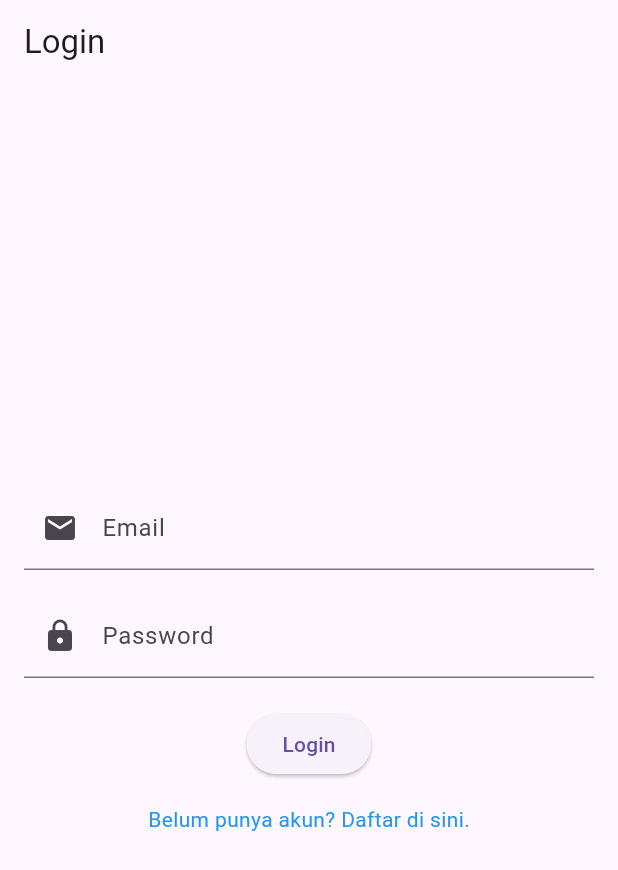
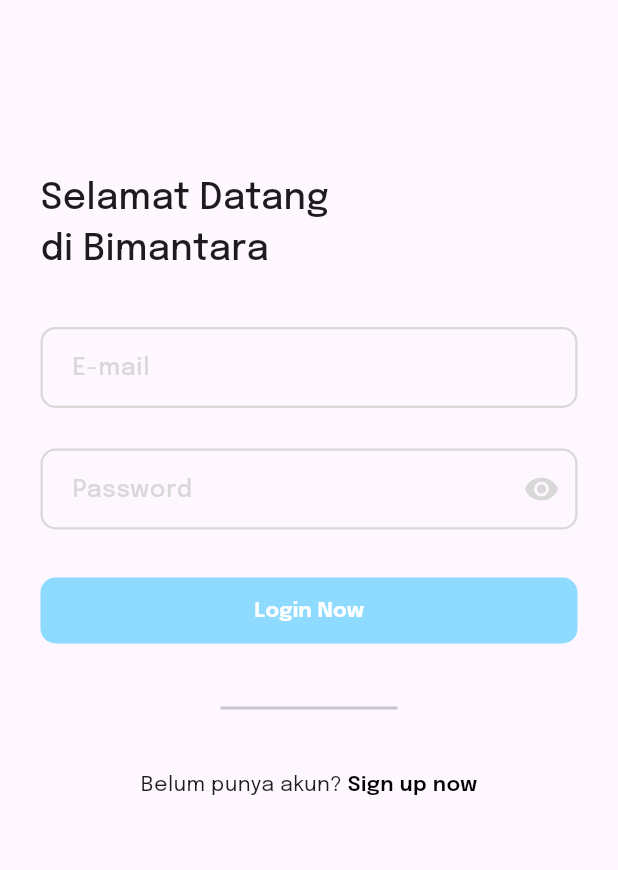
Before and after one commit to mamanggaronk/bimantara_mental_health_flutter_app, a Flutter app: the screen it shows after launch, on a phone screen of 412 x 824 dp. Shown: the top 870 px of the screen. Run offline on Flutter 3.47's test engine with Material 3 defaults, Android fonts, the phone set to English and light mode, and no system bars; our stand-ins replace gap, get.

Commit message:
feat: slicing ui for splash, login, and sign up page

```diff
--- /dev/null
+++ b/lib/common/colors.dart
@@ -0,0 +1,7 @@
+import 'dart:ui';
+
+// ? Format warna: 0xFF + kode warna heksadesimal, misal 0xFF8FDAFF
+const primaryColor = Color(0xFF8FDAFF);
+const white = Color(0xFFFFFFFF);
+const black = Color(0xFF000000);
+const grey = Color(0xFFD9D8D8);
--- /dev/null
+++ b/lib/common/text_styles.dart
@@ -0,0 +1,21 @@
+import 'package:flutter/material.dart';
+
+TextStyle regular = const TextStyle(
+  fontFamily: 'Epilogue',
+  fontWeight: FontWeight.w400,
+);
+
+TextStyle medium = const TextStyle(
+  fontFamily: 'Epilogue',
+  fontWeight: FontWeight.w500,
+);
+
+TextStyle semiBold = const TextStyle(
+  fontFamily: 'Epilogue',
+  fontWeight: FontWeight.w600,
+);
+
+TextStyle bold = const TextStyle(
+  fontFamily: 'Epilogue',
+  fontWeight: FontWeight.w700,
+);
--- a/lib/main.dart
+++ b/lib/main.dart
@@ -1,188 +1,42 @@
-// main.dart
 import 'package:flutter/material.dart';
+import 'package:flutter_application_1/ui/pages/splash_page.dart';
+import 'package:get/get.dart';
+
+import 'ui/pages/login_page.dart';
+import 'ui/pages/sign_up_page.dart';
 
 void main() {
-  runApp(MyApp());
+  runApp(
+    const MyApp(),
+  );
 }
 
 class MyApp extends StatelessWidget {
+  const MyApp({super.key});
+
   @override
   Widget build(BuildContext context) {
-    return MaterialApp(
+    return GetMaterialApp(
       title: 'Bimantara',
+      debugShowCheckedModeBanner: false,
       theme: ThemeData(
         primarySwatch: Colors.blue,
       ),
-      home: SplashScreen(),
+      initialRoute: '/',
+      getPages: [
+        GetPage(
+          name: '/',
+          page: () => const SplashPage(),
+        ),
+        GetPage(
+          name: '/login',
+          page: () => const LoginPage(),
+        ),
+        GetPage(
+          name: '/sign-up',
+          page: () => const SignUpPage(),
+        ),
+      ],
     );
   }
 }
-
-class SplashScreen extends StatefulWidget {
-  @override
-  _SplashScreenState createState() => _SplashScreenState();
-}
-
-class _SplashScreenState extends State<SplashScreen> {
-  @override
-  void initState() {
-    super.initState();
-    Future.delayed(Duration(seconds: 3), () {
-      Navigator.pushReplacement(
-        context,
-        MaterialPageRoute(builder: (context) => LoginPage()),
-      );
-    });
-  }
-
-  @override
-  Widget build(BuildContext context) {
-    return Scaffold(
-      body: Center(
-        child: Text('Bimantara Splash Screen'),
-      ),
-    );
-  }
-}
-
-class LoginPage extends StatelessWidget {
-  @override
-  Widget build(BuildContext context) {
-    return Scaffold(
-      appBar: AppBar(
-        title: Text('Login'),
-      ),
-      body: Padding(
-        padding: const EdgeInsets.all(16.0),
-        child: Column(
-          mainAxisAlignment: MainAxisAlignment.center,
-          children: [
-            TextField(
-              decoration: InputDecoration(
-                labelText: 'Email',
-                prefixIcon: Icon(Icons.email),
-              ),
-            ),
-            SizedBox(height: 16),
-            TextField(
-              obscureText: true,
-              decoration: InputDecoration(
-                labelText: 'Password',
-                prefixIcon: Icon(Icons.lock),
-              ),
-            ),
-            SizedBox(height: 20),
-            ElevatedButton(
-              onPressed: () {
-                // Handle login logic
-                // Contoh sederhana, hanya navigasi ke halaman Beranda setelah login
-                Navigator.pushReplacement(
-                  context,
-                  MaterialPageRoute(builder: (context) => HomePage()),
-                );
-              },
-              child: Text('Login'),
-            ),
-            SizedBox(height: 16),
-            GestureDetector(
-              onTap: () {
-                // Handle navigasi ke halaman registrasi
-                Navigator.push(
-                  context,
-                  MaterialPageRoute(builder: (context) => RegistrationPage()),
-                );
-              },
-              child: Text(
-                'Belum punya akun? Daftar di sini.',
-                style: TextStyle(color: Colors.blue),
-              ),
-            ),
-          ],
-        ),
-      ),
-    );
-  }
-}
-
-class RegistrationPage extends StatelessWidget {
-  @override
-  Widget build(BuildContext context) {
-    return Scaffold(
-      appBar: AppBar(
-        title: Text('Registrasi'),
-      ),
-      body: Padding(
-        padding: const EdgeInsets.all(16.0),
-        child: Column(
-          mainAxisAlignment: MainAxisAlignment.center,
-          children: [
-            TextField(
-              decoration: InputDecoration(
-                labelText: 'Email',
-                prefixIcon: Icon(Icons.email),
-              ),
-            ),
-            SizedBox(height: 16),
-            TextField(
-              obscureText: true,
-              decoration: InputDecoration(
-                labelText: 'Password',
-                prefixIcon: Icon(Icons.lock),
-              ),
-            ),
-            SizedBox(height: 20),
-            ElevatedButton(
-              onPressed: () {
-                // Handle registrasi logic
-                // Contoh sederhana, hanya navigasi ke halaman Beranda setelah registrasi
-                Navigator.pushReplacement(
-                  context,
-                  MaterialPageRoute(builder: (context) => HomePage()),
-                );
-              },
-              child: Text('Daftar'),
-            ),
-          ],
-        ),
-      ),
-    );
-  }
-}
-
-class HomePage extends StatelessWidget {
-  @override
-  Widget build(BuildContext context) {
-    return Scaffold(
-      appBar: AppBar(
-        title: Text('Bimantara Beranda'),
-      ),
-      body: ListView(
-        children: [
-          Card(
-            elevation: 2.0,
-            margin: EdgeInsets.all(8.0),
-            child: ListTile(
-              title: Text('BIMANTARA'),
-              subtitle: Text('Deskripsi konten BIMANTARA'),
-              onTap: () {
-                // Navigasi ke halaman detail atau tindakan lainnya
-              },
-            ),
-          ),
-          Card(
-            elevation: 2.0,
-            margin: EdgeInsets.all(8.0),
-            child: ListTile(
-              title: Text('BIMANTARA'),
-              subtitle: Text('Deskripsi konten Bimantara'),
-              onTap: () {
-                // Navigasi ke halaman detail atau tindakan lainnya
-              },
-            ),
-          ),
-          // Tambahkan lebih banyak Card untuk konten lainnya
-        ],
-      ),
-    );
-  }
-}
--- /dev/null
+++ b/lib/ui/pages/login_page.dart
@@ -0,0 +1,143 @@
+import 'package:flutter/material.dart';
+import 'package:flutter_application_1/common/colors.dart';
+import 'package:flutter_application_1/common/text_styles.dart';
+import 'package:gap/gap.dart';
+import 'package:get/get.dart';
+
+class LoginPage extends StatelessWidget {
+  const LoginPage({super.key});
+
+  @override
+  Widget build(BuildContext context) {
+    return Scaffold(
+      body: Padding(
+        padding: const EdgeInsets.symmetric(
+          horizontal: 27,
+        ),
+        child: Column(
+          crossAxisAlignment: CrossAxisAlignment.start,
+          children: <Widget>[
+            const Gap(
+              115,
+            ),
+            Text(
+              'Selamat Datang\ndi Bimantara',
+              style: medium.copyWith(
+                fontSize: 24,
+              ),
+            ),
+            const Gap(
+              35,
+            ),
+            TextField(
+              decoration: InputDecoration(
+                contentPadding: const EdgeInsets.symmetric(
+                  vertical: 15,
+                  horizontal: 17,
+                ),
+                hintText: 'E-mail',
+                hintStyle: medium.copyWith(
+                  color: grey,
+                ),
+                border: OutlineInputBorder(
+                  borderRadius: BorderRadius.circular(10),
+                ),
+                enabledBorder: OutlineInputBorder(
+                  borderRadius: BorderRadius.circular(10),
+                  borderSide: const BorderSide(
+                    color: grey,
+                    width: 1.5,
+                  ),
+                ),
+              ),
+            ),
+            const Gap(
+              27,
+            ),
+            TextField(
+              decoration: InputDecoration(
+                contentPadding: const EdgeInsets.symmetric(
+                  vertical: 15,
+                  horizontal: 17,
+                ),
+                hintText: 'Password',
+                hintStyle: medium.copyWith(
+                  color: grey,
+                ),
+                border: OutlineInputBorder(
+                  borderRadius: BorderRadius.circular(10),
+                ),
+                enabledBorder: OutlineInputBorder(
+                  borderRadius: BorderRadius.circular(10),
+                  borderSide: const BorderSide(
+                    color: grey,
+                    width: 1.5,
+                  ),
+                ),
+                suffixIcon: IconButton(
+                  onPressed: () {},
+                  icon: const Icon(
+                    Icons.visibility,
+                    color: grey,
+                  ),
+                ),
+              ),
+            ),
+            const Gap(
+              30,
+            ),
+            SizedBox(
+              width: double.infinity,
+              child: ElevatedButton(
+                onPressed: () {},
+                style: ElevatedButton.styleFrom(
+                  foregroundColor: white,
+                  backgroundColor: primaryColor,
+                  shape: RoundedRectangleBorder(
+                    borderRadius: BorderRadius.circular(10),
+                  ),
+                  padding: const EdgeInsets.all(12),
+                  elevation: 0,
+                  splashFactory: InkRipple.splashFactory,
+                ),
+                child: Text(
+                  "Login Now",
+                  style: bold,
+                ),
+              ),
+            ),
+            const Gap(
+              33,
+            ),
+            const Divider(
+              indent: 120,
+              endIndent: 120,
+              thickness: 2,
+            ),
+            const Gap(
+              33,
+            ),
+            Row(
+              mainAxisAlignment: MainAxisAlignment.center,
+              children: <Widget>[
+                Text(
+                  'Belum punya akun? ',
+                  style: regular,
+                ),
+                GestureDetector(
+                  onTap: () => Get.toNamed('/sign-up'),
+                  child: Text(
+                    'Sign up now',
+                    style: semiBold.copyWith(
+                      color: black,
+                    ),
+                  ),
+                ),
+              ],
+            )
+          ],
+        ),
+      ),
+    );
+  }
+}
```
Also changed, not shown: lib/ui/pages/home_page.dart (added, +41 -0 lines), lib/ui/pages/sign_up_page.dart (added, +196 -0 lines), lib/ui/pages/splash_page.dart (added, +27 -0 lines), pubspec.yaml (+16 -13 lines), assets/fonts/Epilogue-Black.ttf (added), assets/fonts/Epilogue-Bold.ttf (added), assets/fonts/Epilogue-ExtraBold.ttf (added), assets/fonts/Epilogue-ExtraLight.ttf (added), assets/fonts/Epilogue-Light.ttf (added), assets/fonts/Epilogue-Medium.ttf (added), assets/fonts/Epilogue-Regular.ttf (added), assets/fonts/Epilogue-SemiBold.ttf (added), lib/HomePage.dart (deleted), lib/LoginPge.dart (deleted), 1 more files.
